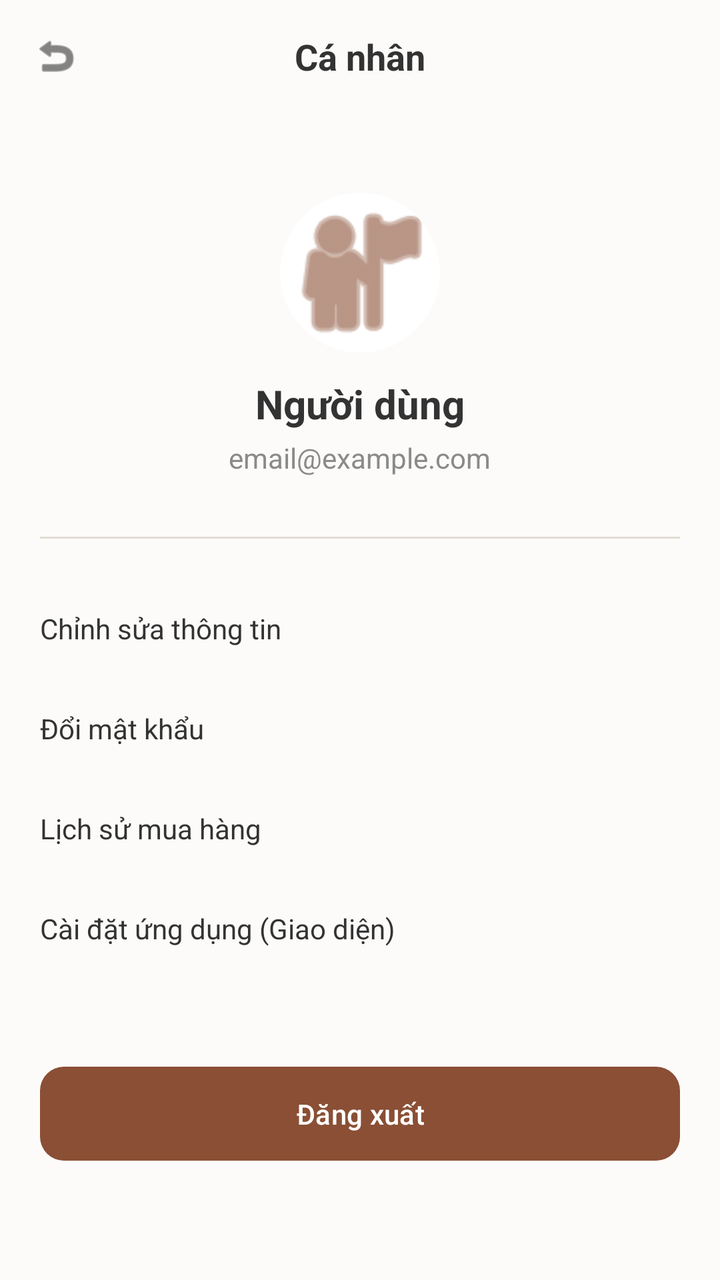
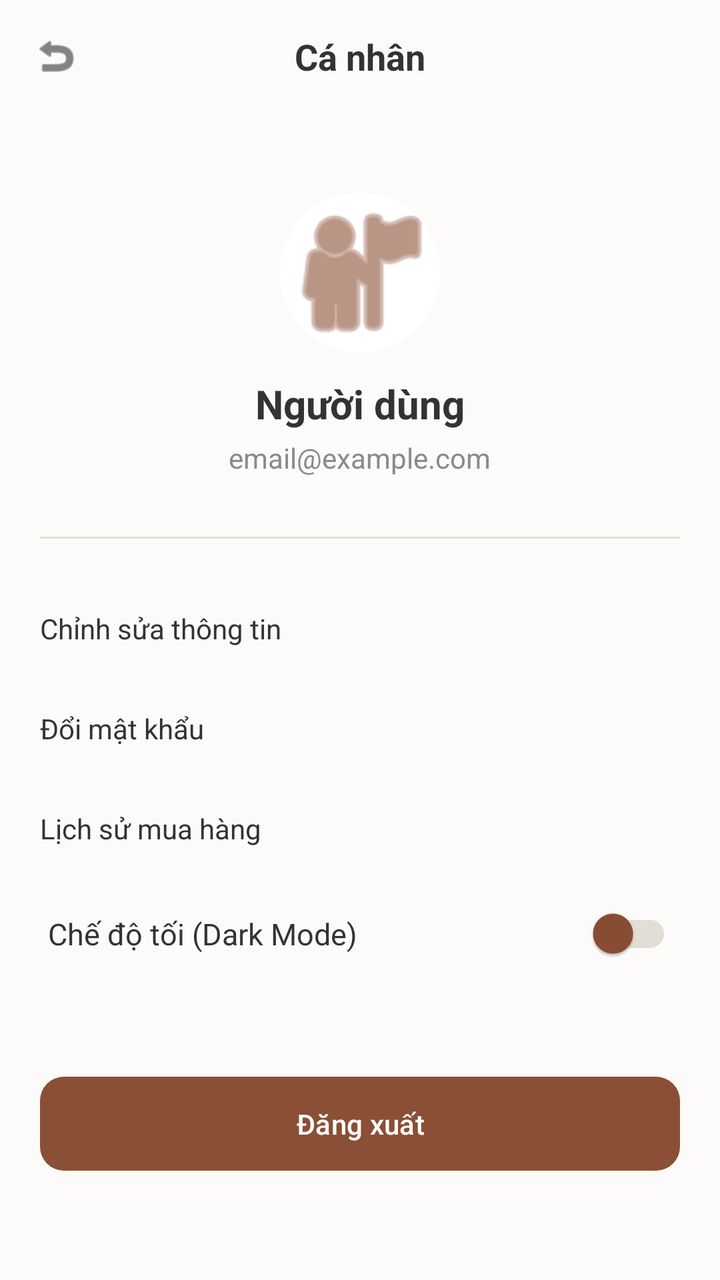

Before-and-after screenshots of an Android layout around one commit, followed by the original layout XML and the change that was made.
<!-- AndroidManifest.xml: application theme Theme.PetParadise -->
<!-- res/layout/activity_profile.xml -->
<?xml version="1.0" encoding="utf-8"?>
<LinearLayout xmlns:android="http://schemas.android.com/apk/res/android"
    xmlns:app="http://schemas.android.com/apk/res-auto"
    android:layout_width="match_parent"
    android:layout_height="match_parent"
    android:background="@color/bg_main"
    android:orientation="vertical">

    
    <RelativeLayout
        android:layout_width="match_parent"
        android:layout_height="wrap_content"
        android:padding="16dp">

        <ImageView
            android:id="@+id/btn_back"
            android:layout_width="24dp"
            android:layout_height="24dp"
            android:src="@android:drawable/ic_menu_revert"
            app:tint="@color/text_title" />

        <TextView
            android:layout_width="wrap_content"
            android:layout_height="wrap_content"
            android:layout_centerInParent="true"
            android:text="Cá nhân"
            android:textColor="@color/text_title"
            android:textSize="18sp"
            android:textStyle="bold" />
    </RelativeLayout>

    <ScrollView
        android:layout_width="match_parent"
        android:layout_height="match_parent">

        <LinearLayout
            android:layout_width="match_parent"
            android:layout_height="wrap_content"
            android:orientation="vertical"
            android:padding="20dp">

            
            <androidx.cardview.widget.CardView
                android:layout_width="80dp"
                android:layout_height="80dp"
                android:layout_gravity="center"
                android:layout_marginTop="20dp"
                app:cardCornerRadius="40dp"
                app:cardElevation="0dp">
                <ImageView
                    android:id="@+id/iv_profile_avatar"
                    android:layout_width="match_parent"
                    android:layout_height="match_parent"
                    android:scaleType="centerCrop"
                    android:src="@android:drawable/ic_menu_myplaces"
                    app:tint="@color/brown_main" />
            </androidx.cardview.widget.CardView>

            <TextView
                android:id="@+id/tv_profile_name"
                android:layout_width="wrap_content"
                android:layout_height="wrap_content"
                android:layout_gravity="center"
                android:layout_marginTop="12dp"
                android:text="Người dùng"
                android:textColor="@color/text_title"
                android:textSize="20sp"
                android:textStyle="bold" />

            <TextView
                android:id="@+id/tv_profile_email"
                android:layout_width="wrap_content"
                android:layout_height="wrap_content"
                android:layout_gravity="center"
                android:layout_marginTop="4dp"
                android:text="email@example.com"
                android:textColor="@color/text_subtitle"
                android:textSize="14sp" />

            
            <TextView
                android:id="@+id/btn_admin_mode"
                android:layout_width="wrap_content"
                android:layout_height="wrap_content"
                android:layout_gravity="center"
                android:layout_marginTop="16dp"
                android:background="@drawable/category_unselected"
                android:paddingHorizontal="16dp"
                android:paddingVertical="6dp"
                android:text="⚡ Chế độ quản trị"
                android:textColor="@color/brown_main"
                android:textSize="12sp"
                android:textStyle="bold"
                android:visibility="gone" />

            <View
                android:layout_width="match_parent"
                android:layout_height="1dp"
                android:layout_marginTop="30dp"
                android:background="@color/border_input" />

            
            <LinearLayout
                android:layout_width="match_parent"
                android:layout_height="wrap_content"
                android:layout_marginTop="20dp"
                android:orientation="vertical">

                <TextView
                    android:id="@+id/menu_edit_profile"
                    android:layout_width="match_parent"
                    android:layout_height="50dp"
                    android:gravity="center_vertical"
                    android:text="Chỉnh sửa thông tin"
                    android:textColor="@color/text_title"
                    android:clickable="true"
                    android:focusable="true"
                    android:background="?attr/selectableItemBackground" />

                <TextView
                    android:layout_width="match_parent"
                    android:layout_height="50dp"
                    android:gravity="center_vertical"
                    android:text="Đổi mật khẩu"
                    android:textColor="@color/text_title" />

                <TextView
                    android:layout_width="match_parent"
                    android:layout_height="50dp"
                    android:gravity="center_vertical"
                    android:text="Lịch sử mua hàng"
                    android:textColor="@color/text_title" />

                <TextView
                    android:id="@+id/menu_app_settings"
                    android:layout_width="match_parent"
                    android:layout_height="50dp"
                    android:gravity="center_vertical"
                    android:text="Cài đặt ứng dụng (Giao diện)"
                    android:textColor="@color/text_title"
                    android:clickable="true"
                    android:focusable="true"
                    android:background="?attr/selectableItemBackground" />
            </LinearLayout>

            
            <com.google.android.material.button.MaterialButton
                android:id="@+id/btn_logout"
                android:layout_width="match_parent"
                android:layout_height="55dp"
                android:layout_marginTop="40dp"
                android:layout_marginBottom="20dp"
                android:text="Đăng xuất"
                android:textAllCaps="false"
                android:textColor="@color/white"
                app:backgroundTint="@color/brown_main"
                app:cornerRadius="12dp" />

        </LinearLayout>
    </ScrollView>
</LinearLayout>
<!-- resources referenced by this layout -->
<resources>
  <color name="bg_main">#FCFBF9</color>
  <color name="border_input">#E2DDD5</color>
  <color name="brown_main">#8A4F35</color>
  <color name="text_subtitle">#8A8A8A</color>
  <color name="text_title">#333333</color>
  <color name="white">#FFFFFFFF</color>
  <!-- drawable category_unselected (drawable) -->
  <?xml version="1.0" encoding="utf-8"?>
  <shape xmlns:android="http://schemas.android.com/apk/res/android">
      <solid android:color="#F0ECE8"/>
      <corners android:radius="20dp"/>
  </shape>
  <style name="Theme.PetParadise" parent="Base.Theme.PetParadise" />
  <style name="Base.Theme.PetParadise" parent="Theme.Material3.DayNight.NoActionBar">
          
          
      </style>
</resources>

<!-- the commit's change to res/layout/activity_profile.xml (unified diff, before → after) -->
@@ -131,16 +131,34 @@
                     android:text="Lịch sử mua hàng"
                     android:textColor="@color/text_title" />
 
-                <TextView
+                <RelativeLayout
                     android:id="@+id/menu_app_settings"
                     android:layout_width="match_parent"
-                    android:layout_height="50dp"
-                    android:gravity="center_vertical"
-                    android:text="Cài đặt ứng dụng (Giao diện)"
-                    android:textColor="@color/text_title"
+                    android:layout_height="55dp"
                     android:clickable="true"
                     android:focusable="true"
-                    android:background="?attr/selectableItemBackground" />
+                    android:background="?attr/selectableItemBackground"
+                    android:paddingHorizontal="4dp">
+
+                    <TextView
+                        android:layout_width="wrap_content"
+                        android:layout_height="wrap_content"
+                        android:layout_centerVertical="true"
+                        android:text="Chế độ tối (Dark Mode)"
+                        android:textColor="@color/text_title"
+                        android:textSize="15sp" />
+
+                    <androidx.appcompat.widget.SwitchCompat
+                        android:id="@+id/switch_dark_mode"
+                        android:layout_width="wrap_content"
+                        android:layout_height="wrap_content"
+                        android:layout_alignParentEnd="true"
+                        android:layout_centerVertical="true"
+                        android:clickable="false"
+                        android:focusable="false"
+                        app:thumbTint="@color/brown_main"
+                        app:trackTint="@color/border_input" />
+                </RelativeLayout>
             </LinearLayout>
 
             
